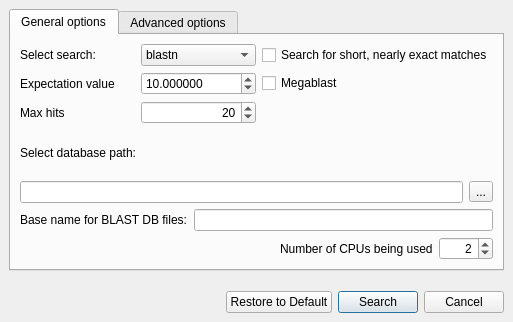
This is src/plugins/external_tool_support/src/ui/BlastAllSupportDialog.ui in violethaze74/ugene as Qt 5 draws it before an edit. The edited form follows.
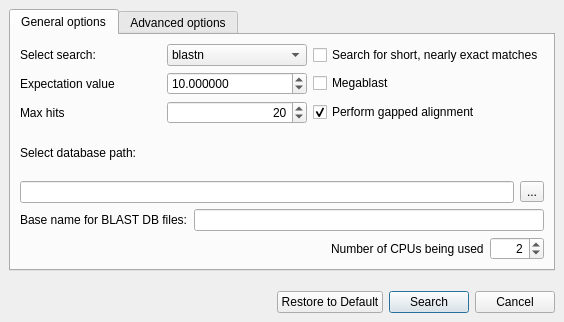
This is the edited form.

Commit message: add BLAST option '-g' (UGENE-311)

Diff of the .ui file:
```diff
--- a/src/plugins/external_tool_support/src/ui/BlastAllSupportDialog.ui
+++ b/src/plugins/external_tool_support/src/ui/BlastAllSupportDialog.ui
@@ -6,7 +6,7 @@
    <rect>
     <x>0</x>
     <y>0</y>
-    <width>513</width>
+    <width>564</width>
     <height>322</height>
    </rect>
   </property>
@@ -140,6 +140,16 @@
            </property>
           </widget>
          </item>
+         <item row="2" column="2">
+          <widget class="QCheckBox" name="gappedAlignmentCheckBox">
+           <property name="text">
+            <string>Perform gapped alignment</string>
+           </property>
+           <property name="checked">
+            <bool>true</bool>
+           </property>
+          </widget>
+         </item>
         </layout>
        </item>
        <item>
```
The commit also changes 12 other files.
